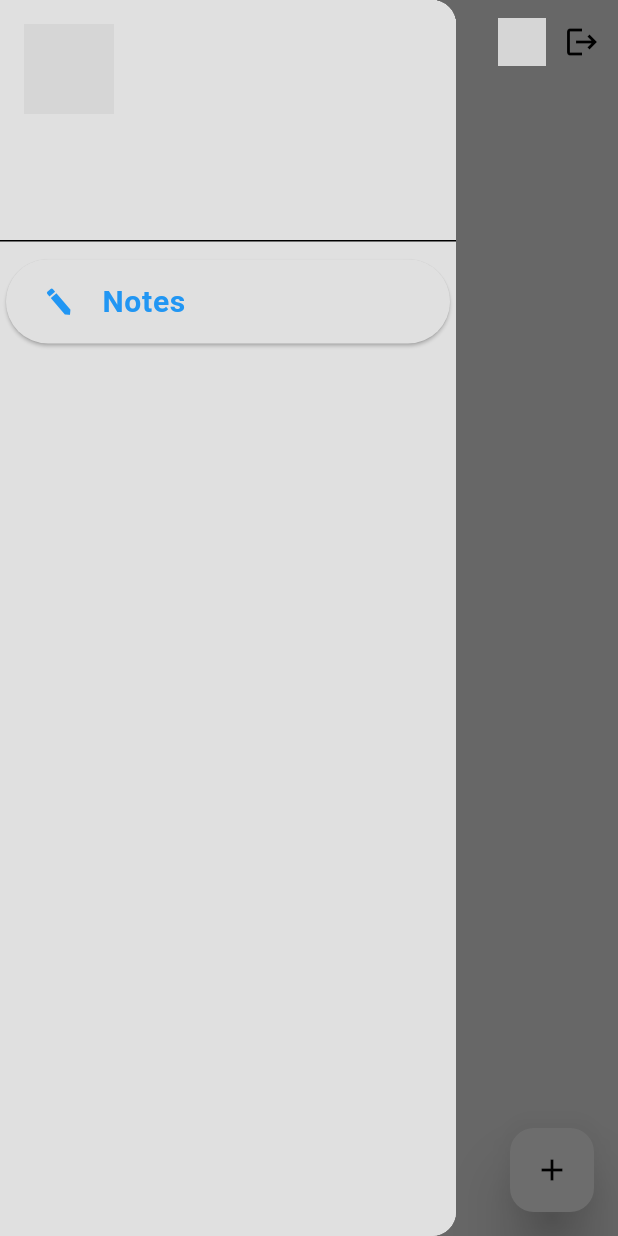
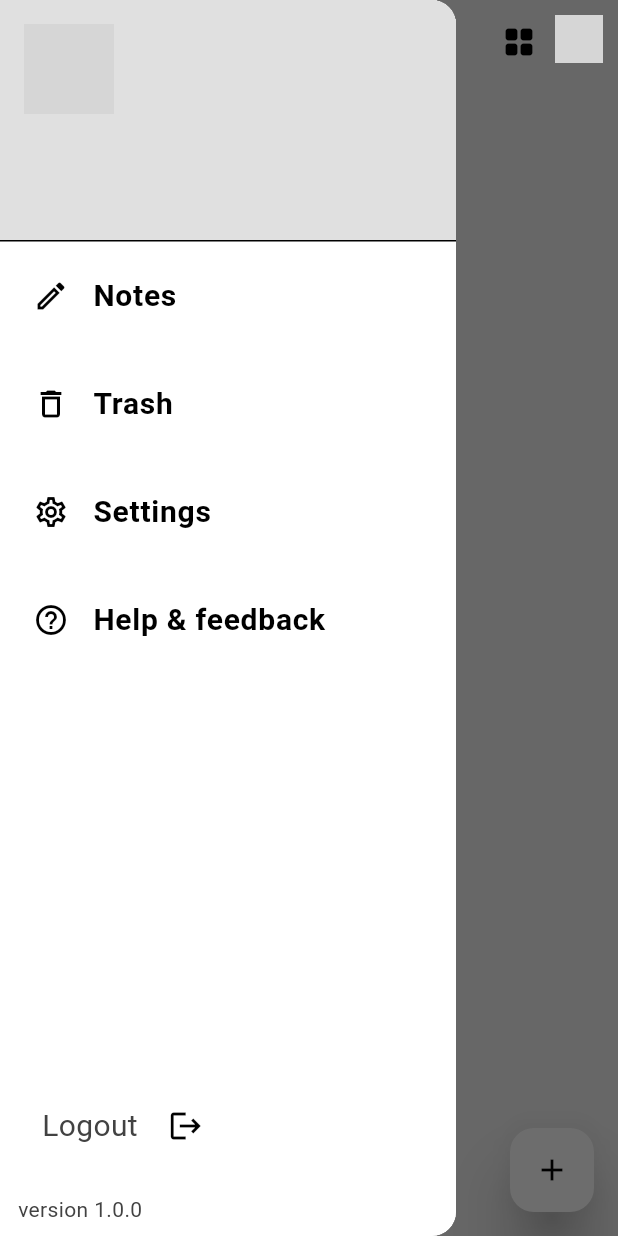
Before and after one commit to kamesh7773/note_application, a Flutter app: the HomePage screen opened by its route, with the side drawer open, on a phone screen of 412 x 824 dp. Run offline on Flutter 3.47's test engine with Material 3 defaults, Android fonts, the phone set to English and light mode, and no system bars; our stand-ins replace cloud_firestore, connectivity_plus, firebase_auth, firebase_core, google_sign_in, loading_animation_widget and 3 more; missing offline and left inert: colored_print, email_otp_auth, flutter_facebook_auth; accounts and stored records are empty; network calls fail; grey boxes are pictures that could not be loaded.

Commit message:
COMMIT FROM LIBARY

```diff
--- a/lib/main.dart
+++ b/lib/main.dart
@@ -6,7 +6,7 @@ import 'package:note_application/pages/auth%20pages/forgotPassword.dart';
 import 'package:note_application/pages/auth%20pages/login_page.dart';
 import 'package:note_application/pages/auth%20pages/sign_up_page.dart';
 import 'package:note_application/pages/home_page.dart';
-import 'package:note_application/providers/timer_and_checkmark_provider.dart';
+import 'package:note_application/providers/comman_provider.dart';
 import 'package:note_application/services/auth/firebase_auth_methods.dart';
 import 'package:note_application/services/firebase/firebase_options.dart';
 import 'package:note_application/theme/dark_mode.dart';
--- a/lib/pages/auth pages/forgotPassword.dart
+++ b/lib/pages/auth pages/forgotPassword.dart
@@ -2,7 +2,7 @@ import 'package:flutter/material.dart';
 import 'package:note_application/helper/snackBar.dart';
 import 'package:note_application/helper/form_validators.dart';
 import 'package:note_application/helper/internet_checker.dart';
-import 'package:note_application/providers/timer_and_checkmark_provider.dart';
+import 'package:note_application/providers/comman_provider.dart';
 import 'package:note_application/services/auth/firebase_auth_methods.dart';
 import 'package:note_application/widgets/textformfeild_widget.dart';
 import 'package:provider/provider.dart';
--- a/lib/pages/auth pages/login_page.dart
+++ b/lib/pages/auth pages/login_page.dart
@@ -1,12 +1,11 @@
 import 'dart:ui';
 import 'package:flutter/material.dart';
 import 'package:note_application/helper/form_validators.dart';
-import 'package:note_application/providers/timer_and_checkmark_provider.dart';
+import 'package:note_application/providers/comman_provider.dart';
 import 'package:note_application/services/auth/firebase_auth_methods.dart';
 import 'package:note_application/widgets/button_widget.dart';
 import 'package:note_application/widgets/textformfeild_widget.dart';
 import 'package:provider/provider.dart';
-import 'package:color_log/color_log.dart';
 
 class LoginPage extends StatefulWidget {
   const LoginPage({super.key});
--- a/lib/pages/auth pages/otp_page.dart
+++ b/lib/pages/auth pages/otp_page.dart
@@ -1,7 +1,7 @@
 import 'package:flutter/material.dart';
 import 'package:note_application/helper/snackBar.dart';
 import 'package:note_application/helper/internet_checker.dart';
-import 'package:note_application/providers/timer_and_checkmark_provider.dart';
+import 'package:note_application/providers/comman_provider.dart';
 import 'package:note_application/services/auth/firebase_auth_methods.dart';
 import 'package:lottie/lottie.dart';
 import 'package:pinput/pinput.dart';
--- a/lib/pages/auth pages/sign_up_page.dart
+++ b/lib/pages/auth pages/sign_up_page.dart
@@ -2,7 +2,7 @@ import 'package:flutter/material.dart';
 import 'package:note_application/helper/snackBar.dart';
 import 'package:note_application/helper/form_validators.dart';
 import 'package:note_application/pages/auth%20pages/login_page.dart';
-import 'package:note_application/providers/timer_and_checkmark_provider.dart';
+import 'package:note_application/providers/comman_provider.dart';
 import 'package:note_application/services/auth/firebase_auth_methods.dart';
 import 'package:note_application/widgets/button_widget.dart';
 import 'package:note_application/widgets/textformfeild_widget.dart';
--- a/lib/pages/drawer pages/drawer.dart
+++ b/lib/pages/drawer pages/drawer.dart
@@ -1,8 +1,8 @@
-import 'dart:ui';
-
+import 'package:flutter/material.dart';
+import 'package:note_application/pages/auth%20pages/login_page.dart';
+import 'package:note_application/services/auth/firebase_auth_methods.dart';
+import 'package:shared_preferences/shared_preferences.dart';
 import 'package:colored_print/colored_print.dart';
-import 'package:flutter/material.dart';
-import 'package:shared_preferences/shared_preferences.dart';
 
 class DrawerWidget extends StatefulWidget {
   const DrawerWidget({super.key});
@@ -12,10 +12,11 @@ class DrawerWidget extends StatefulWidget {
 }
 
 class _DrawerWidgetState extends State<DrawerWidget> {
-  //! varibles for file data.
+  //! varibles declartion.
   String? name;
   String? email;
   String? imageUrl;
+  int? currentindex;
 
   //! Method for fetching current Provider user Data
   Future<void> getUserData() async {
@@ -27,17 +28,35 @@ class _DrawerWidgetState extends State<DrawerWidget> {
     imageUrl = prefs.getString('imageUrl');
   }
 
+  //! List of Icons for MenuList of Drawer
+  List<IconData> icon = [
+    Icons.edit_outlined,
+    Icons.delete_outline,
+    Icons.settings_outlined,
+    Icons.help_outline_outlined
+  ];
+
+  //! List of Name for MenuList of Drawer
+  List<String> menuName = [
+    "Notes",
+    "Trash",
+    "Settings",
+    "Help & feedback",
+  ];
+
   @override
   Widget build(BuildContext context) {
     return Drawer(
-      child: FutureBuilder(
+      backgroundColor: Colors.white,
+      child: Column(
+        crossAxisAlignment: CrossAxisAlignment.start,
+        children: [
+          //! Drawer Header
+          FutureBuilder(
             future: getUserData(),
             builder: (context, snapshot) {
-          return ListView(
-            //! Drawer Header
-            padding: EdgeInsets.zero,
-            children: [
-              UserAccountsDrawerHeader(
+              return UserAccountsDrawerHeader(
+                margin: EdgeInsets.zero,
                 accountName: Text(
                   name ?? "",
                   style: const TextStyle(fontSize: 20),
@@ -53,80 +72,96 @@ class _DrawerWidgetState extends State<DrawerWidget> {
                   color: Colors.grey.shade300,
                 ),
                 currentAccountPictureSize: const Size.fromRadius(30),
+              );
+            },
           ),
           //! Drawer Menu Item List
-              SizedBox(
-                height: MediaQuery.sizeOf(context).height * 0.8,
-                child: ListView(
-                  //? Used to remove Unwanted Padding from TOP
+          Expanded(
+            child: ListView.builder(
+              //? By Setting "shrinkWrap: true" listview only takes height as much it need and it will not hole height.
+              // shrinkWrap: true,  // now we don't need this because we are useing Expended.
+              //? Used to remove Unwanted Padding from TOP of ListView()/ListView.builder()
               padding: EdgeInsets.zero,
-                  children: [
-                    Card(
+              itemCount: menuName.length,
+              itemBuilder: (context, index) {
+                return Padding(
+                  padding: const EdgeInsets.symmetric(
+                    vertical: 8,
+                    horizontal: 6,
+                  ),
+                  child: InkWell(
+                    borderRadius: BorderRadius.circular(16),
+                    onTap: () {
+                      setState(() {
+                        currentindex = index;
+                      });
+                    },
+                    child: ListTile(
+                      selected: currentindex == index ? true : false,
+                      selectedTileColor: Colors.grey.shade300,
+                      hoverColor: Colors.grey.shade300,
                       shape: RoundedRectangleBorder(
-                        borderRadius: BorderRadius.circular(30),
+                        borderRadius: BorderRadius.circular(16),
                       ),
-                      child: BackdropFilter(
-                        filter: ImageFilter.blur(sigmaX: -15, sigmaY: -15),
-                        child: GestureDetector(
-                          onTap: () {},
-                          child: Padding(
-                            padding: const EdgeInsets.symmetric(horizontal: 8),
-                            child: ListTile(
-                              selected: true,
-                              selectedColor: Colors.blue,
-                              hoverColor: Colors.amber,
-                              shape: RoundedRectangleBorder(
-                                borderRadius: BorderRadius.circular(30),
+                      leading: Icon(
+                        icon[index],
+                        size: 24,
+                        color: Colors.black,
                       ),
-                              leading: Transform.rotate(
-                                angle: -372.2,
-                                child: const Icon(
-                                  Icons.edit,
-                                  size: 22,
-                                ),
-                              ),
-                              title: const Text(
-                                "Notes",
-                                style: TextStyle(
-                                    fontSize: 20, fontWeight: FontWeight.bold),
+                      title: Text(
+                        menuName[index],
+                        style: const TextStyle(
+                          fontSize: 20,
+                          fontWeight: FontWeight.bold,
+                          color: Colors.black,
                         ),
                       ),
                     ),
                   ),
+                );
+              },
             ),
           ),
+          //! Logout Button.
+          Padding(
+            padding: const EdgeInsets.all(8.0),
+            child: InkWell(
+              borderRadius: BorderRadius.circular(8),
+              onTap: () {
+                //! Logout the user from any Logined Firebase Provider.
+                FirebaseAuthMethod.singOut(context: context);
+
+                //! pushing user to login Screen of the application.s
+                Navigator.of(context).pushAndRemoveUntil(
+                  MaterialPageRoute(
+                    builder: (context) {
+                      return const LoginPage();
+                    },
+                  ),
+                  (Route<dynamic> route) => false,
+                );
+              },
+              child: const Padding(
+                padding: const EdgeInsets.only(left: 20, bottom: 15, top: 15),
+                child: Row(
+                  children: [
+                    Text(
+                      "Logout",
+                      style: TextStyle(fontSize: 20),
+                    ),
+                    SizedBox(width: 20),
+                    Icon(Icons.logout),
                   ],
                 ),
               ),
+            ),
+          ),
+          const Padding(
+            padding: EdgeInsets.symmetric(horizontal: 12.0, vertical: 8.0),
+            child: Text("version 1.0.0"),
+          )
         ],
-          );
-        },
       ),
     );
   }
 }
-
-/*
-
-ListTile(
-                              selected: true,
-                              selectedColor: Colors.blue,
-                              hoverColor: Colors.amber,
-                              shape: RoundedRectangleBorder(
-                                borderRadius: BorderRadius.circular(30),
-                              ),
-                              leading: Transform.rotate(
-                                angle: -372.2,
-                                child: const Icon(
-                                  Icons.edit,
-                                  size: 22,
-                                ),
-                              ),
-                              title: const Text(
-                                "Notes",
-                                style: TextStyle(
-                                    fontSize: 20, fontWeight: FontWeight.bold),
-                              ),
-                            ),
-
-                             */
--- a/lib/pages/home_page.dart
+++ b/lib/pages/home_page.dart
@@ -1,11 +1,9 @@
 import 'package:flutter/material.dart';
 import 'package:cloud_firestore/cloud_firestore.dart';
 import 'package:flutter_staggered_grid_view/flutter_staggered_grid_view.dart';
-import 'package:note_application/pages/auth%20pages/login_page.dart';
 import 'package:note_application/pages/drawer%20pages/drawer.dart';
 import 'package:note_application/pages/notes%20pages/add_note_page.dart';
 import 'package:note_application/pages/notes%20pages/update_note_page.dart';
-import 'package:note_application/services/auth/firebase_auth_methods.dart';
 import 'package:note_application/services/database/curd_methods.dart';
 import 'package:shared_preferences/shared_preferences.dart';
 
@@ -42,6 +40,10 @@ class _HomePageState extends State<HomePage> {
           ),
         ),
         actions: [
+          IconButton(
+            onPressed: () {},
+            icon: Icon(Icons.grid_view_rounded),
+          ),
           FutureBuilder(
             future: getUserData(),
             builder: (context, snapshot) {
@@ -57,30 +59,16 @@ class _HomePageState extends State<HomePage> {
                   onTap: () {
                     Scaffold.of(context).openDrawer();
                   },
-                  child: CircleAvatar(
-                    radius: 16.0,
-                    backgroundImage: NetworkImage(imageUrl!),
+                  child: Padding(
+                    padding: const EdgeInsets.only(right: 10, bottom: 4),
+                    child: CircleAvatar(
+                      radius: 16.0,
+                      backgroundImage: NetworkImage(imageUrl!),
+                    ),
                   ),
                 );
               }
             },
-          ),
-          IconButton(
-            onPressed: () {
-              //! Logout the user from any Logined Firebase Provider.
-              FirebaseAuthMethod.singOut(context: context);
-
-              //! pushing user to login Screen of the application.s
-              Navigator.of(context).pushAndRemoveUntil(
-                MaterialPageRoute(
-                  builder: (context) {
-                    return const LoginPage();
-                  },
-                ),
-                (Route<dynamic> route) => false,
-              );
-            },
-            icon: const Icon(Icons.logout),
           ),
         ],
       ),
--- /dev/null
+++ b/lib/providers/layout_chage_provider.dart
@@ -0,0 +1,10 @@
+import 'package:flutter/material.dart';
+
+class LayoutChangeProvider extends ChangeNotifier {
+  bool _gridView = true;
+
+  void changeLayout() {
+    _gridView = !_gridView;
+    notifyListeners();
+  }
+}
--- /dev/null
+++ b/lib/providers/toggle_provider.dart
@@ -0,0 +1,5 @@
+import 'package:flutter/material.dart';
+
+class ToggleProvider extends ChangeNotifier{
+
+}
```
Also changed, not shown: pubspec.yaml (+3 -5 lines), lib/providers/comman_provider.dart (renamed from lib/providers/timer_and_checkmark_provider.dart), lib/providers/otp_timer_provider.dart (added), pubspec.lock, 1 other file. Lines whose indentation alone changed are shown as unchanged.
